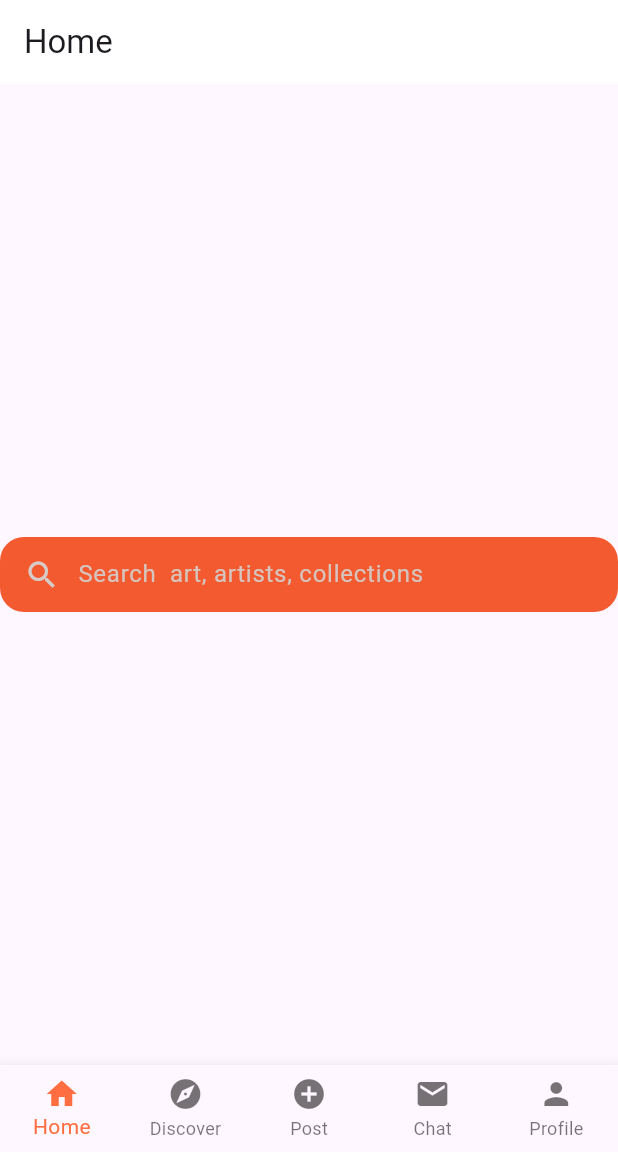
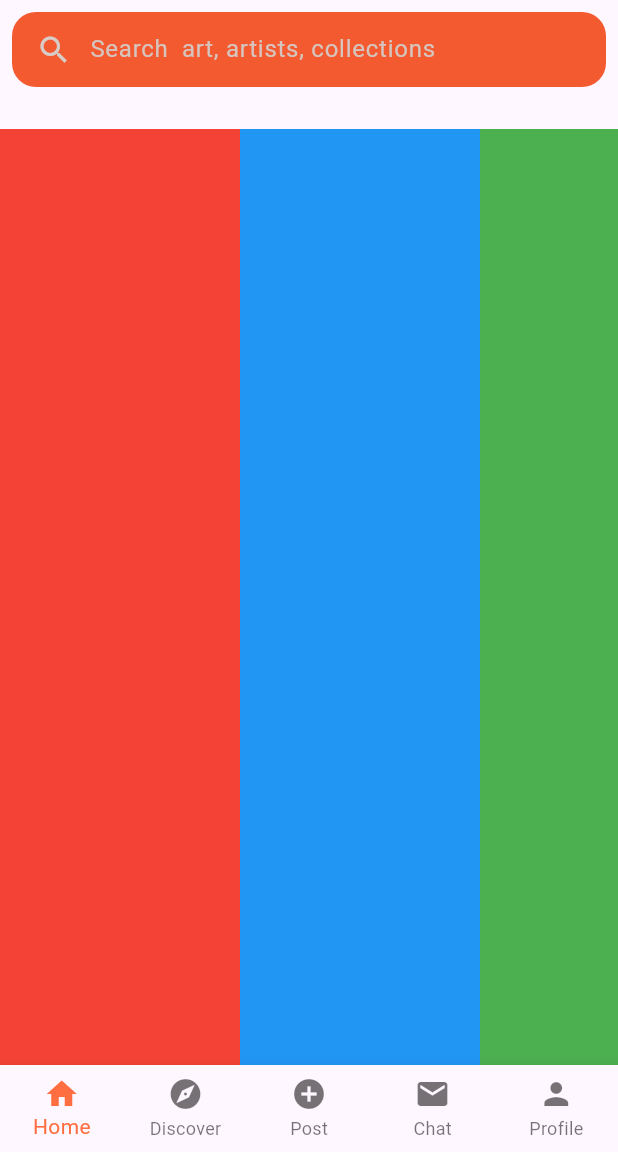
Before and after one commit to Amitkumarkoli/Acrilc, a Flutter app: the HomeScreen screen opened by its route, on a phone screen of 412 x 824 dp, the part 84-1236 px from its top. Run offline on Flutter 3.47's test engine with Material 3 defaults, Android fonts, the light colour scheme and no system bars; our stand-ins replace carousel_slider, flutter_dotenv, flutter_svg, go_router, image_picker, logger and 4 more; missing offline and left inert: insta_image_viewer; accounts and stored records are empty; network calls fail; Roboto replaces fonts that are missing (Poppins).

Commit message:
horizotal scroll

```diff
--- a/lib/pages/app/home_screen.dart
+++ b/lib/pages/app/home_screen.dart
@@ -14,12 +14,30 @@ class _HomeScreenState extends State<HomeScreen> {
   @override
   Widget build(BuildContext context) {
     return Scaffold(
-      appBar: AppBar(
-        title: const Text("Home"),
-        backgroundColor: AppColor.primary,
-      ),
-      body: Center(
-        child: CustomSearchBar(),
+
+      body: Column(
+        children: [
+          Padding(
+            padding: const EdgeInsets.all(8.0),
+            child: CustomSearchBar(),
+          ),
+          SizedBox(
+            height: 20,
+          ),
+          Expanded(
+            child: ListView(
+              // This next line does the trick.
+              scrollDirection: Axis.horizontal,
+              children: <Widget>[
+                Container(width: 160, color: Colors.red),
+                Container(width: 160, color: Colors.blue),
+                Container(width: 160, color: Colors.green),
+                Container(width: 160, color: Colors.yellow),
+                Container(width: 160, color: Colors.orange),
+              ],
+            ),
+          ),
+        ],
       ),
     );
   }
```
